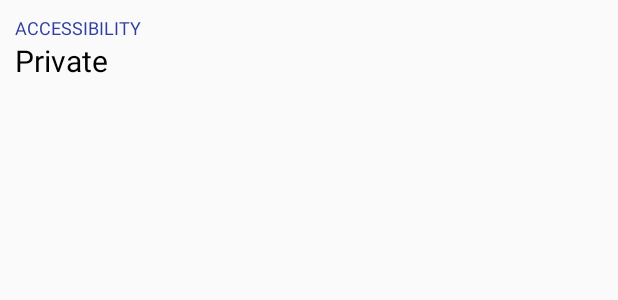
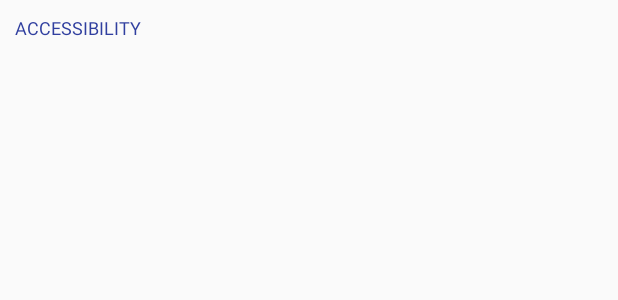
Before and after one commit to MattiaPrimavera/PearForm, an Android app: the layout form_text_info_field.xml on its own in the app's theme, with its tools: preview values and no code run, on a phone screen of 412 x 824 dp. Shown: the top 300 px of the screen. Run offline under Robolectric (Android 15) with nearby library versions, the phone set to English and light mode, and no system bars.

Commit message:
[TextInfo] Specify text sizes methods

```diff
--- a/pearform-lib/src/main/res/layout/form_text_info_field.xml
+++ b/pearform-lib/src/main/res/layout/form_text_info_field.xml
@@ -18,7 +18,6 @@
     <TextView
         android:id="@+id/text"
         android:textColor="@android:color/black"
-        android:text="Private"
         android:textSize="20sp"
         android:layout_width="wrap_content"
         android:layout_height="wrap_content" />
```
Also changed, not shown: pearform-lib/src/main/java/com/mprimavera/pearform/model/fields/TextInfo.java (+11 -0 lines).
